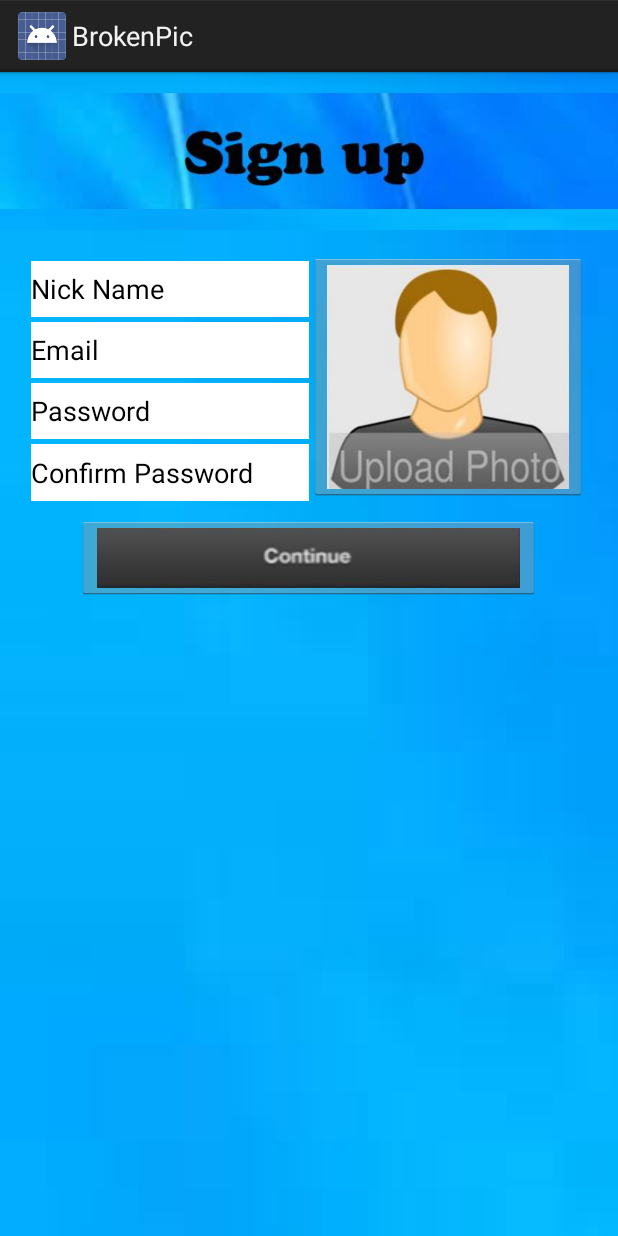
After one commit to orgafni/BrokenPic, an Android app: the fragment SignupFragment shown on its own in the app's theme, on a phone screen of 412 x 824 dp. The commit adds this screen. Run offline under Robolectric (Android 15) with nearby library versions, the phone set to English and light mode, and no system bars.

Commit message:
finish signup screen

```diff
--- a/app/build.gradle
+++ b/app/build.gradle
@@ -25,6 +25,6 @@ dependencies {
         exclude group: 'com.android.support', module: 'support-annotations'
     })
     compile 'com.android.support:support-v4:24.2.1'
+    compile 'com.google.android.gms:play-services-appindexing:9.8.0'
     testCompile 'junit:junit:4.12'
-    compile 'com.google.android.gms:play-services-appindexing:8.4.0'
 }
--- /dev/null
+++ b/app/src/main/java/com/brokenpicinc/brokenpic/SignupFragment.java
@@ -0,0 +1,29 @@
+package com.brokenpicinc.brokenpic;
+
+
+import android.app.Fragment;
+import android.os.Bundle;
+import android.view.LayoutInflater;
+import android.view.View;
+import android.view.ViewGroup;
+
+
+/**
+ * A simple {@link Fragment} subclass.
+ */
+public class SignupFragment extends Fragment {
+
+
+    public SignupFragment() {
+        // Required empty public constructor
+    }
+
+
+    @Override
+    public View onCreateView(LayoutInflater inflater, ViewGroup container,
+                             Bundle savedInstanceState) {
+        // Inflate the layout for this fragment
+        return inflater.inflate(R.layout.fragment_signup, container, false);
+    }
+
+}
--- /dev/null
+++ b/app/src/main/res/layout/fragment_signup.xml
@@ -0,0 +1,115 @@
+<FrameLayout xmlns:android="http://schemas.android.com/apk/res/android"
+    xmlns:tools="http://schemas.android.com/tools"
+    android:layout_width="match_parent"
+    android:layout_height="match_parent"
+    tools:context="com.brokenpicinc.brokenpic.SignupFragment"
+    android:background="@drawable/broken_pic_logo_bg">
+
+    <LinearLayout
+        android:layout_width="match_parent"
+        android:layout_height="match_parent"
+        android:orientation="vertical"
+        android:weightSum="100">
+
+        <ImageView
+            android:layout_width="match_parent"
+            android:layout_height="0dp"
+            android:layout_weight="20"
+            android:src="@drawable/sign_up_logo"
+            android:background="@drawable/broken_pic_logo_bg"
+            />
+
+        <LinearLayout
+            android:layout_marginTop="15dp"
+            android:layout_width="match_parent"
+            android:layout_height="wrap_content"
+            android:orientation="horizontal"
+            android:gravity="center_horizontal"
+            android:weightSum="100">
+            <LinearLayout
+                android:layout_width="0dp"
+                android:layout_weight="90"
+                android:layout_height="wrap_content"
+                android:orientation="horizontal"
+                android:gravity="center_horizontal"
+                android:weightSum="100">
+
+                <LinearLayout
+                    android:layout_marginTop="2dp"
+                    android:layout_width="0dp"
+                    android:layout_weight="50"
+                    android:layout_height="match_parent"
+                    android:orientation="vertical"
+                    android:weightSum="100">
+
+                    <EditText
+                        style="@style/PaddingTopStyle"
+                        android:id="@+id/register_nickname_edittext"
+                        android:layout_width="match_parent"
+                        android:layout_weight="25"
+                        android:layout_height="0dp"
+                        android:text="@string/nickname"
+                        android:background="@color/colorWhite"/>
+
+                    <EditText
+                        style="@style/PaddingTopStyle"
+                        android:id="@+id/register_email_edittext"
+                        android:layout_width="match_parent"
+                        android:layout_weight="25"
+                        android:layout_height="0dp"
+                        android:text="@string/email"
+                        android:background="@color/colorWhite"/>
+                    <EditText
+                        style="@style/PaddingTopStyle"
+                        android:id="@+id/register_password_edittext"
+                        android:layout_width="match_parent"
+                        android:layout_weight="25"
+                        android:layout_height="0dp"
+                        android:text="@string/password"
+                        android:background="@color/colorWhite"/>
+                    <EditText
+                        style="@style/PaddingTopStyle"
+                        android:id="@+id/register_confirmPass_edittext"
+                        android:layout_width="match_parent"
+                        android:layout_weight="25"
+                        android:layout_height="0dp"
+                        android:text="@string/confirmPassword"
+                        android:background="@color/colorWhite"/>
+
+                </LinearLayout>
+                <LinearLayout
+                    android:layout_width="0dp"
+                    android:layout_weight="50"
+                    android:layout_height="wrap_content"
+                    android:orientation="vertical"
+                    android:weightSum="100">
+                    <ImageButton
+                        android:scaleType="fitCenter"
+                        android:layout_width="match_parent"
+                        android:layout_height="match_parent"
+                        android:adjustViewBounds="true"
+                        android:src="@drawable/upload_photo_btn"
+                        />
+                </LinearLayout>
+            </LinearLayout>
+        </LinearLayout>
+
+        <LinearLayout
+            android:layout_marginTop="10dp"
+            android:layout_width="match_parent"
+            android:layout_height="wrap_content"
+            android:orientation="horizontal"
+            android:gravity="center_horizontal"
+            android:weightSum="100">
+            <ImageButton
+                android:id="@+id/register_continue_btn"
+                android:layout_width="0dp"
+                android:layout_weight="75"
+                android:layout_height="wrap_content"
+                android:src="@drawable/continue_btn"
+                />
+        </LinearLayout>
+
+    </LinearLayout>
+
+</FrameLayout>
--- a/app/src/main/res/values/strings.xml
+++ b/app/src/main/res/values/strings.xml
@@ -7,4 +7,6 @@
     <string name="signup_link">Don't have an account? Sign up!</string>
     <string name="email">Email</string>
     <string name="password">Password</string>
+    <string name="nickname">Nick Name</string>
+    <string name="confirmPassword">Confirm Password</string>
 </resources>
--- a/app/src/main/res/values/styles.xml
+++ b/app/src/main/res/values/styles.xml
@@ -5,4 +5,10 @@
         <!-- Customize your theme here. -->
     </style>
 
+    <style name="PaddingTopStyle">
+        <item name="android:layout_marginTop">3dp</item>
+        <!-- Customize your theme here. -->
+    </style>
+
+
 </resources>
```
Also changed, not shown: app/src/main/res/drawable/sign_up_logo.png (added), app/src/main/res/drawable/upload_photo_btn.png (added).
